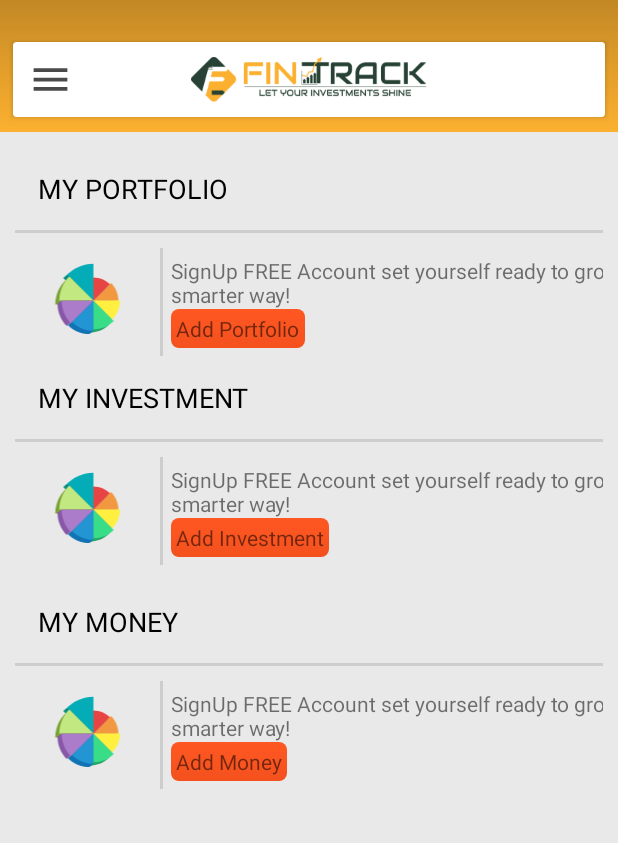
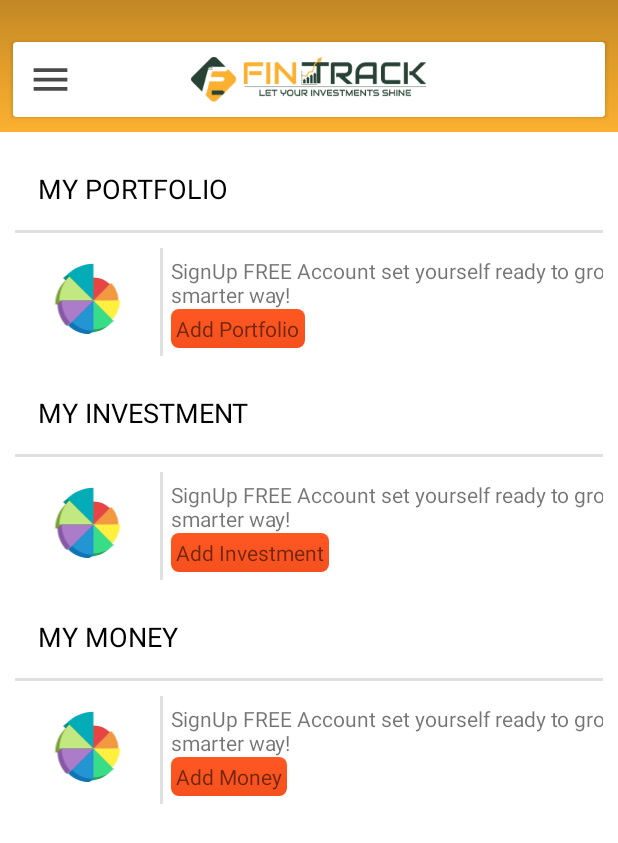
Before and after one commit to Anandrai1/Fintrack, an Android app: the MainActivity screen opened directly, with no data from a screen before it, after a tap on "Home", on a phone screen of 412 x 824 dp. Shown: the top 843 px of the screen. Run offline under Robolectric (Android 15) with nearby library versions, the light colour scheme and no system bars; our stand-ins replace CircleImageView, Picasso; libraries missing offline, so code that uses them is left out: org.ksoap2, org.ksoap2.serialization, org.ksoap2.transport; pictures from the network do not load; Roboto replaces fonts that are not available here; 10 statements that could not run were skipped; 2 other taps on this screen came first.

Commit message:
Sep 25,code

```diff
--- a/app/src/main/java/com/edge/fintrack/MainActivity.java
+++ b/app/src/main/java/com/edge/fintrack/MainActivity.java
@@ -335,6 +335,7 @@ public class MainActivity extends AppCompatActivity
     @Override
     public boolean onNavigationItemSelected(MenuItem item) {
         // Handle navigation view item clicks here.
+        FragmentTransaction tx = getSupportFragmentManager().beginTransaction();
         int id = item.getItemId();
         Intent intentUpdateProfile = new Intent(MainActivity.this, UpdateProfileActivity.class);
         Intent intentCalculatorActivity = new Intent(MainActivity.this, CalculatorActivity.class);
@@ -346,9 +347,11 @@ public class MainActivity extends AppCompatActivity
                 overridePendingTransition(R.anim.anim_slide_in_left, R.anim.anim_slide_out_left);
                 break;
             case R.id.nav_home:
-                FragmentTransaction tx = getSupportFragmentManager().beginTransaction();
-                // tx.replace(R.id.content_frame, new ProductFragment());
                 tx.replace(R.id.content_frame, new DeshboardFragment());
+                tx.commit();
+                break;
+            case R.id.nav_product:
+                tx.replace(R.id.content_frame, new ProductFragment());
                 tx.commit();
                 break;
             case R.id.nav_investor:
--- a/app/src/main/java/com/edge/fintrack/account_detail/ProfileViewActivity.java
+++ b/app/src/main/java/com/edge/fintrack/account_detail/ProfileViewActivity.java
@@ -1,5 +1,6 @@
 package com.edge.fintrack.account_detail;
 
+import android.annotation.SuppressLint;
 import android.os.AsyncTask;
 import android.os.Build;
 import android.os.Bundle;
@@ -210,6 +211,7 @@ public class ProfileViewActivity extends AppCompatActivity {
         tv_pincode.setText("Pincode :- " + user.get(SessionManager.KEY_Zip_Communication));
     }
 
+    @SuppressLint("StaticFieldLeak")
     private class getProfilePhoto extends AsyncTask<Void, Void, Void> {
 
         @Override
@@ -273,6 +275,7 @@ public class ProfileViewActivity extends AppCompatActivity {
 
     }
 
+    @SuppressLint("StaticFieldLeak")
     private class UserprofilegCallWS extends AsyncTask<Void, Void, Void> {
         String UserId;
 
--- a/app/src/main/java/com/edge/fintrack/mutual_funds/FoldingLayoutAdapter.java
+++ b/app/src/main/java/com/edge/fintrack/mutual_funds/FoldingLayoutAdapter.java
@@ -18,10 +18,10 @@ import java.util.List;
 public class FoldingLayoutAdapter extends RecyclerView.Adapter<FoldingLayoutAdapter.HeroViewHolder> {
 
     private static int currentPosition = -1;
-    private List<model_fund_list> heroList;
+    private List<Model_fund_list> heroList;
     private Context context;
 
-    public FoldingLayoutAdapter(List<model_fund_list> heroList, Context context) {
+    public FoldingLayoutAdapter(List<Model_fund_list> heroList, Context context) {
         this.heroList = heroList;
         this.context = context;
     }
@@ -34,7 +34,7 @@ public class FoldingLayoutAdapter extends RecyclerView.Adapter<FoldingLayoutAdap
 
     @Override
     public void onBindViewHolder(final HeroViewHolder holder, final int position) {
-        model_fund_list hero = heroList.get(position);
+        Model_fund_list hero = heroList.get(position);
         holder.textViewName.setText(hero.getName());
        /* holder.textViewRealName.setText(hero.getRealName());
         holder.textViewTeam.setText(hero.getTeam());
--- a/app/src/main/java/com/edge/fintrack/mutual_funds/model_fund_list.java
+++ b/app/src/main/java/com/edge/fintrack/mutual_funds/Model_fund_list.java
@@ -1,10 +1,10 @@
 package com.edge.fintrack.mutual_funds;
 
-public class model_fund_list {
+public class Model_fund_list {
 
     private String name, realName, team, firstAppearance, createdBy, publisher, imageUrl, bio;
 
-    public model_fund_list(String name, String realName, String team, String firstAppearance, String createdBy, String publisher, String imageUrl, String bio) {
+    public Model_fund_list(String name, String realName, String team, String firstAppearance, String createdBy, String publisher, String imageUrl, String bio) {
         this.name = name;
         this.realName = realName;
         this.team = team;
--- a/app/src/main/res/layout/fragment_deshboard.xml
+++ b/app/src/main/res/layout/fragment_deshboard.xml
@@ -3,7 +3,7 @@
     xmlns:tools="http://schemas.android.com/tools"
     android:layout_width="match_parent"
     android:layout_height="match_parent"
-    android:background="@color/color_gray5"
+    android:background="@color/colorWhite"
     tools:context=".dashboard.DeshboardFragment">
 
     <LinearLayout
@@ -79,7 +79,8 @@
 
         <RelativeLayout
             android:layout_width="match_parent"
-            android:layout_height="wrap_content">
+            android:layout_height="wrap_content"
+            android:layout_marginTop="10dp">
 
             <TextView
                 android:id="@+id/tv_investment"
--- a/app/src/main/res/menu/activity_main_drawer.xml
+++ b/app/src/main/res/menu/activity_main_drawer.xml
@@ -7,6 +7,11 @@
         android:id="@+id/nav_home"
         android:icon="@drawable/ic_home"
         android:title="Home" />
+
+    <item
+        android:id="@+id/nav_product"
+        android:icon="@drawable/ic_home"
+        android:title="Buy product" />
 
     <group android:checkableBehavior="single">
 
--- a/build.gradle
+++ b/build.gradle
@@ -7,7 +7,7 @@ buildscript {
         jcenter()
     }
     dependencies {
-        classpath 'com.android.tools.build:gradle:3.1.4'
+        classpath 'com.android.tools.build:gradle:3.2.0'
 
 
         // NOTE: Do not place your application dependencies here; they belong
```
Also changed, not shown: app/src/main/java/com/edge/fintrack/mutual_funds/SearchFundsFragment.java (+4 -4 lines), gradle/wrapper/gradle-wrapper.properties.
